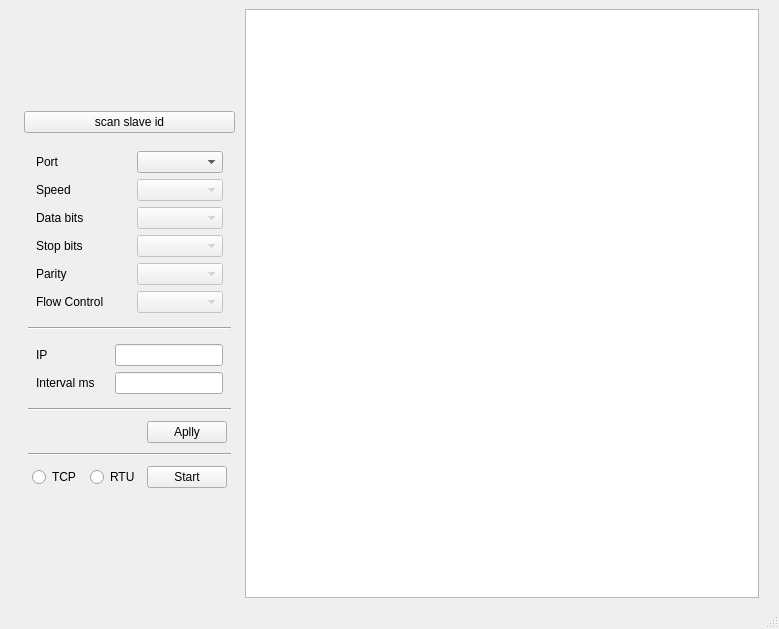
Qt form ModbusTestClient/modbustest.ui (vijay-wang/ModbusTestClient) before a commit.
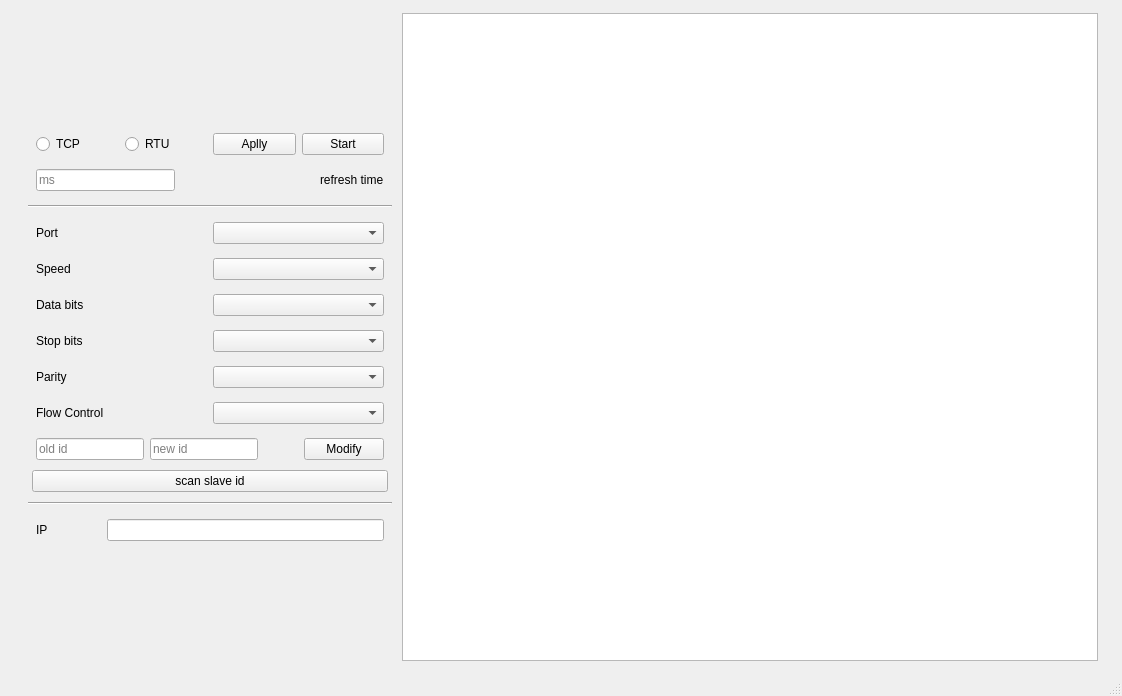
The same form after that commit.

The edit to the form file:
```diff
--- a/ModbusTestClient/modbustest.ui
+++ b/ModbusTestClient/modbustest.ui
@@ -9,15 +9,15 @@
    <rect>
     <x>0</x>
     <y>0</y>
-    <width>779</width>
-    <height>629</height>
+    <width>1122</width>
+    <height>696</height>
    </rect>
   </property>
   <property name="windowTitle">
    <string>ModbusClient</string>
   </property>
   <widget class="QWidget" name="centralwidget">
-   <layout class="QHBoxLayout" name="horizontalLayout_5" stretch="0,1">
+   <layout class="QHBoxLayout" name="horizontalLayout_5" stretch="0">
     <property name="leftMargin">
      <number>20</number>
     </property>
@@ -25,7 +25,7 @@
      <number>20</number>
     </property>
     <item>
-     <layout class="QVBoxLayout" name="verticalLayout_4">
+     <layout class="QHBoxLayout" name="horizontalLayout_2" stretch="0,1">
       <property name="leftMargin">
        <number>4</number>
       </property>
@@ -39,30 +39,7 @@
        <number>4</number>
       </property>
       <item>
-       <spacer name="verticalSpacer">
-        <property name="orientation">
-         <enum>Qt::Vertical</enum>
-        </property>
-        <property name="sizeHint" stdset="0">
-         <size>
-          <width>20</width>
-          <height>40</height>
-         </size>
-        </property>
-       </spacer>
-      </item>
-      <item>
-       <widget class="QPushButton" name="pushButton">
-        <property name="text">
-         <string>scan slave id</string>
-        </property>
-       </widget>
-      </item>
-      <item>
-       <layout class="QVBoxLayout" name="verticalLayout_3">
-        <property name="spacing">
-         <number>6</number>
-        </property>
+       <layout class="QVBoxLayout" name="verticalLayout_4">
         <property name="leftMargin">
          <number>4</number>
         </property>
@@ -76,7 +53,20 @@
          <number>4</number>
         </property>
         <item>
-         <layout class="QHBoxLayout" name="horizontalLayout">
+         <spacer name="verticalSpacer">
+          <property name="orientation">
+           <enum>Qt::Vertical</enum>
+          </property>
+          <property name="sizeHint" stdset="0">
+           <size>
+            <width>20</width>
+            <height>40</height>
+           </size>
+          </property>
+         </spacer>
+        </item>
+        <item>
+         <layout class="QVBoxLayout" name="vLayoutCtrl">
           <property name="leftMargin">
            <number>4</number>
           </property>
@@ -90,7 +80,123 @@
            <number>4</number>
           </property>
           <item>
-           <layout class="QVBoxLayout" name="verticalLayout_2">
+           <layout class="QHBoxLayout" name="hLayoutCtrl">
+            <property name="leftMargin">
+             <number>4</number>
+            </property>
+            <property name="topMargin">
+             <number>4</number>
+            </property>
+            <property name="rightMargin">
+             <number>4</number>
+            </property>
+            <property name="bottomMargin">
+             <number>4</number>
+            </property>
+            <item>
+             <widget class="QRadioButton" name="radioButtonTcp">
+              <property name="text">
+               <string>TCP</string>
+              </property>
+             </widget>
+            </item>
+            <item>
+             <widget class="QRadioButton" name="radioButtonRtu">
+              <property name="text">
+               <string>RTU</string>
+              </property>
+             </widget>
+            </item>
+            <item>
+             <widget class="QPushButton" name="btnApplyConfig">
+              <property name="text">
+               <string>Aplly</string>
+              </property>
+             </widget>
+            </item>
+            <item>
+             <widget class="QPushButton" name="btnStart">
+              <property name="text">
+               <string>Start</string>
+              </property>
+             </widget>
+            </item>
+           </layout>
+          </item>
+          <item>
+           <layout class="QHBoxLayout" name="hLayoutRefreshTime">
+            <property name="leftMargin">
+             <number>4</number>
+            </property>
+            <property name="topMargin">
+             <number>4</number>
+            </property>
+            <property name="rightMargin">
+             <number>4</number>
+            </property>
+            <property name="bottomMargin">
+             <number>4</number>
+            </property>
+            <item>
+             <widget class="QLineEdit" name="lineEditInterval">
+              <property name="sizePolicy">
+               <sizepolicy hsizetype="Expanding" vsizetype="Fixed">
+                <horstretch>0</horstretch>
+                <verstretch>0</verstretch>
+               </sizepolicy>
+              </property>
+              <property name="placeholderText">
+               <string>ms</string>
+              </property>
+             </widget>
+            </item>
+            <item>
+             <spacer name="horizontalSpacer">
+              <property name="orientation">
+               <enum>Qt::Horizontal</enum>
+              </property>
+              <property name="sizeHint" stdset="0">
+               <size>
+                <width>40</width>
+                <height>20</height>
+               </size>
+              </property>
+             </spacer>
+            </item>
+            <item>
+             <widget class="QLabel" name="label">
+              <property name="text">
+               <string>refresh time</string>
+              </property>
+             </widget>
+            </item>
+           </layout>
+          </item>
+         </layout>
+        </item>
+        <item>
+         <widget class="Line" name="line">
+          <property name="orientation">
+           <enum>Qt::Horizontal</enum>
+          </property>
+         </widget>
+        </item>
+        <item>
+         <layout class="QVBoxLayout" name="vLayoutRTU">
+          <property name="leftMargin">
+           <number>4</number>
+          </property>
+          <property name="topMargin">
+           <number>4</number>
+          </property>
+          <property name="rightMargin">
+           <number>4</number>
+          </property>
+          <property name="bottomMargin">
+           <number>4</number>
+          </property>
+          <item>
+           <layout class="QHBoxLayout" name="hLayoutPort">
             <property name="leftMargin">
              <number>4</number>
             </property>
@@ -111,6 +217,25 @@
              </widget>
             </item>
             <item>
+             <widget class="QComboBox" name="comboBoxPort"/>
+            </item>
+           </layout>
+          </item>
+          <item>
+           <layout class="QHBoxLayout" name="hLayoutSpeed">
+            <property name="leftMargin">
+             <number>4</number>
+            </property>
+            <property name="topMargin">
+             <number>4</number>
+            </property>
+            <property name="rightMargin">
+             <number>4</number>
+            </property>
+            <property name="bottomMargin">
+             <number>4</number>
+            </property>
+            <item>
              <widget class="QLabel" name="lablel_sleed">
               <property name="text">
                <string>Speed</string>
@@ -118,6 +243,29 @@
              </widget>
             </item>
             <item>
+             <widget class="QComboBox" name="comboBoxSpeed">
+              <property name="enabled">
+               <bool>true</bool>
+              </property>
+             </widget>
+            </item>
+           </layout>
+          </item>
+          <item>
+           <layout class="QHBoxLayout" name="hLayoutDatabits">
+            <property name="leftMargin">
+             <number>4</number>
+            </property>
+            <property name="topMargin">
+             <number>4</number>
+            </property>
+            <property name="rightMargin">
+             <number>4</number>
+            </property>
+            <property name="bottomMargin">
+             <number>4</number>
+            </property>
+            <item>
              <widget class="QLabel" name="label_data_bits">
               <property name="text">
                <string>Data bits</string>
@@ -125,6 +273,29 @@
              </widget>
             </item>
             <item>
+             <widget class="QComboBox" name="comboBoxDataBits">
+              <property name="enabled">
+               <bool>true</bool>
+              </property>
+             </widget>
+            </item>
+           </layout>
+          </item>
+          <item>
+           <layout class="QHBoxLayout" name="hLayoutStopBits">
+            <property name="leftMargin">
+             <number>4</number>
+            </property>
+            <property name="topMargin">
+             <number>4</number>
+            </property>
+            <property name="rightMargin">
+             <number>4</number>
+            </property>
+            <property name="bottomMargin">
+             <number>4</number>
+            </property>
+            <item>
              <widget class="QLabel" name="label_stop_bits">
               <property name="text">
                <string>Stop bits</string>
@@ -132,6 +303,29 @@
              </widget>
             </item>
             <item>
+             <widget class="QComboBox" name="comboBoxStopBits">
+              <property name="enabled">
+               <bool>true</bool>
+              </property>
+             </widget>
+            </item>
+           </layout>
+          </item>
+          <item>
+           <layout class="QHBoxLayout" name="hLayoutParity">
+            <property name="leftMargin">
+             <number>4</number>
+            </property>
+            <property name="topMargin">
+             <number>4</number>
+            </property>
+            <property name="rightMargin">
+             <number>4</number>
+            </property>
+            <property name="bottomMargin">
+             <number>4</number>
+            </property>
+            <item>
              <widget class="QLabel" name="label_parity">
               <property name="text">
                <string>Parity</string>
@@ -139,82 +333,136 @@
              </widget>
             </item>
             <item>
+             <widget class="QComboBox" name="comboBoxParity">
+              <property name="enabled">
+               <bool>true</bool>
+              </property>
+             </widget>
+            </item>
+           </layout>
+          </item>
+          <item>
+           <layout class="QHBoxLayout" name="hLayoutFlowCtl">
+            <property name="leftMargin">
+             <number>4</number>
+            </property>
+            <property name="topMargin">
+             <number>4</number>
+            </property>
+            <property name="rightMargin">
+             <number>4</number>
+            </property>
+            <property name="bottomMargin">
+             <number>4</number>
+            </property>
+            <item>
              <widget class="QLabel" name="label_flow_control">
               <property name="text">
                <string>Flow Control</string>
               </property>
              </widget>
             </item>
-           </layout>
-          </item>
-          <item>
-           <layout class="QVBoxLayout" name="verticalLayout">
-            <property name="leftMargin">
-             <number>4</number>
-            </property>
-            <property name="topMargin">
-             <number>4</number>
-            </property>
-            <property name="rightMargin">
-             <number>4</number>
-            </property>
-            <property name="bottomMargin">
-             <number>4</number>
-            </property>
-            <item>
-             <widget class="QComboBox" name="comboBoxPort"/>
-            </item>
-            <item>
-             <widget class="QComboBox" name="comboBoxSpeed">
-              <property name="enabled">
-               <bool>false</bool>
-              </property>
-             </widget>
-            </item>
-            <item>
-             <widget class="QComboBox" name="comboBoxDataBits">
-              <property name="enabled">
-               <bool>false</bool>
-              </property>
-             </widget>
-            </item>
-            <item>
-             <widget class="QComboBox" name="comboBoxStopBits">
-              <property name="enabled">
-               <bool>false</bool>
-              </property>
-             </widget>
-            </item>
-            <item>
-             <widget class="QComboBox" name="comboBoxParity">
-              <property name="enabled">
-               <bool>false</bool>
-              </property>
-             </widget>
-            </item>
             <item>
              <widget class="QComboBox" name="comboBoxFlowControl">
               <property name="enabled">
-               <bool>false</bool>
+               <bool>true</bool>
               </property>
              </widget>
             </item>
            </layout>
           </item>
+          <item>
+           <layout class="QHBoxLayout" name="horizontalLayout_8">
+            <property name="spacing">
+             <number>6</number>
+            </property>
+            <property name="leftMargin">
+             <number>4</number>
+            </property>
+            <property name="topMargin">
+             <number>4</number>
+            </property>
+            <property name="rightMargin">
+             <number>4</number>
+            </property>
+            <property name="bottomMargin">
+             <number>4</number>
+            </property>
+            <item>
+             <widget class="QLineEdit" name="lineEditOldId">
+              <property name="enabled">
+               <bool>true</bool>
+              </property>
+              <property name="sizePolicy">
+               <sizepolicy hsizetype="Minimum" vsizetype="Fixed">
+                <horstretch>0</horstretch>
+                <verstretch>0</verstretch>
+               </sizepolicy>
+              </property>
+              <property name="minimumSize">
+               <size>
+                <width>0</width>
+                <height>0</height>
+               </size>
+              </property>
+              <property name="placeholderText">
+               <string>old id</string>
+              </property>
+             </widget>
+            </item>
+            <item>
+             <widget class="QLineEdit" name="lineEditNewId">
+              <property name="placeholderText">
+               <string>new id</string>
+              </property>
+             </widget>
+            </item>
+            <item>
+             <spacer name="horizontalSpacer_2">
+              <property name="orientation">
+               <enum>Qt::Horizontal</enum>
+              </property>
+              <property name="sizeHint" stdset="0">
+               <size>
+                <width>40</width>
+                <height>20</height>
+               </size>
+              </property>
+             </spacer>
+            </item>
+            <item>
+             <widget class="QPushButton" name="btnModifyId">
+              <property name="text">
+               <string>Modify</string>
+              </property>
+             </widget>
+            </item>
+           </layout>
+          </item>
+          <item>
+           <widget class="QPushButton" name="btnScanID">
+            <property name="sizePolicy">
+             <sizepolicy hsizetype="Expanding" vsizetype="Fixed">
+              <horstretch>0</horstretch>
+              <verstretch>0</verstretch>
+             </sizepolicy>
+            </property>
+            <property name="text">
+             <string>scan slave id</string>
+            </property>
+           </widget>
+          </item>
          </layout>
         </item>
         <item>
-         <widget class="Line" name="line">
+         <widget class="Line" name="line_2">
           <property name="orientation">
            <enum>Qt::Horizontal</enum>
           </property>
          </widget>
         </item>
         <item>
-         <layout class="QHBoxLayout" name="horizontalLayout_7">
-          <property name="spacing">
-           <number>6</number>
-          </property>
+         <layout class="QVBoxLayout" name="vLayoutIP">
           <property name="leftMargin">
            <number>4</number>
           </property>
@@ -228,7 +476,7 @@
            <number>4</number>
           </property>
           <item>
-           <layout class="QVBoxLayout" name="verticalLayout_6">
+           <layout class="QHBoxLayout" name="horizontalLayout" stretch="0,0">
             <property name="leftMargin">
              <number>4</number>
             </property>
@@ -249,149 +497,36 @@
              </widget>
             </item>
             <item>
-             <widget class="QLabel" name="label">
-              <property name="text">
-               <string>Interval ms</string>
-              </property>
-             </widget>
-            </item>
-           </layout>
-          </item>
-          <item>
-           <layout class="QVBoxLayout" name="verticalLayout_5">
-            <property name="leftMargin">
-             <number>4</number>
-            </property>
-            <property name="topMargin">
-             <number>4</number>
-            </property>
-            <property name="rightMargin">
-             <number>4</number>
-            </property>
-            <property name="bottomMargin">
-             <number>4</number>
-            </property>
-            <item>
              <widget class="QLineEdit" name="lineEditIp">
               <property name="enabled">
                <bool>true</bool>
               </property>
              </widget>
             </item>
-            <item>
-             <widget class="QLineEdit" name="lineEditInterval"/>
-            </item>
            </layout>
           </item>
          </layout>
         </item>
         <item>
-         <widget class="Line" name="line_2">
+         <spacer name="verticalSpacer_2">
           <property name="orientation">
-           <enum>Qt::Horizontal</enum>
+           <enum>Qt::Vertical</enum>
           </property>
-         </widget>
-        </item>
-        <item>
-         <layout class="QHBoxLayout" name="horizontalLayout_3">
-          <property name="leftMargin">
-           <number>4</number>
+          <property name="sizeHint" stdset="0">
+           <size>
+            <width>20</width>
+            <height>40</height>
+           </size>
           </property>
-          <property name="topMargin">
-           <number>4</number>
-          </property>
-          <property name="rightMargin">
-           <number>4</number>
-          </property>
-          <property name="bottomMargin">
-           <number>4</number>
-          </property>
-          <item>
-           <spacer name="horizontalSpacer">
-            <property name="orientation">
-             <enum>Qt::Horizontal</enum>
-            </property>
-            <property name="sizeHint" stdset="0">
-             <size>
-              <width>40</width>
-              <height>20</height>
-             </size>
-            </property>
-           </spacer>
-          </item>
-          <item>
-           <widget class="QPushButton" name="btnApplyConfig">
-            <property name="text">
-             <string>Aplly</string>
-            </property>
-           </widget>
-          </item>
-         </layout>
-        </item>
-        <item>
-         <widget class="Line" name="line_3">
-          <property name="orientation">
-           <enum>Qt::Horizontal</enum>
-          </property>
-         </widget>
-        </item>
-        <item>
-         <layout class="QHBoxLayout" name="horizontalLayout_4">
-          <property name="leftMargin">
-           <number>4</number>
-          </property>
-          <property name="topMargin">
-           <number>4</number>
-          </property>
-          <property name="rightMargin">
-           <number>4</number>
-          </property>
-          <property name="bottomMargin">
-           <number>4</number>
-          </property>
-          <item>
-           <widget class="QRadioButton" name="radioButtonTcp">
-            <property name="text">
-             <string>TCP</string>
-            </property>
-           </widget>
-          </item>
-          <item>
-           <widget class="QRadioButton" name="radioButtonRtu">
-            <property name="text">
-             <string>RTU</string>
-            </property>
-           </widget>
-          </item>
-          <item>
-           <widget class="QPushButton" name="btnStart">
-            <property name="text">
-             <string>Start</string>
-            </property>
-           </widget>
-          </item>
-         </layout>
+         </spacer>
         </item>
        </layout>
       </item>
       <item>
-       <spacer name="verticalSpacer_2">
-        <property name="orientation">
-         <enum>Qt::Vertical</enum>
-        </property>
-        <property name="sizeHint" stdset="0">
-         <size>
-          <width>20</width>
-          <height>40</height>
-         </size>
-        </property>
-       </spacer>
+       <widget class="QTableView" name="tableView"/>
       </item>
      </layout>
     </item>
-    <item>
-     <widget class="QTableView" name="tableView"/>
-    </item>
    </layout>
   </widget>
   <widget class="QMenuBar" name="menubar">
```
Left out of the diff: 2 changed lines with no effect on the pictures.
